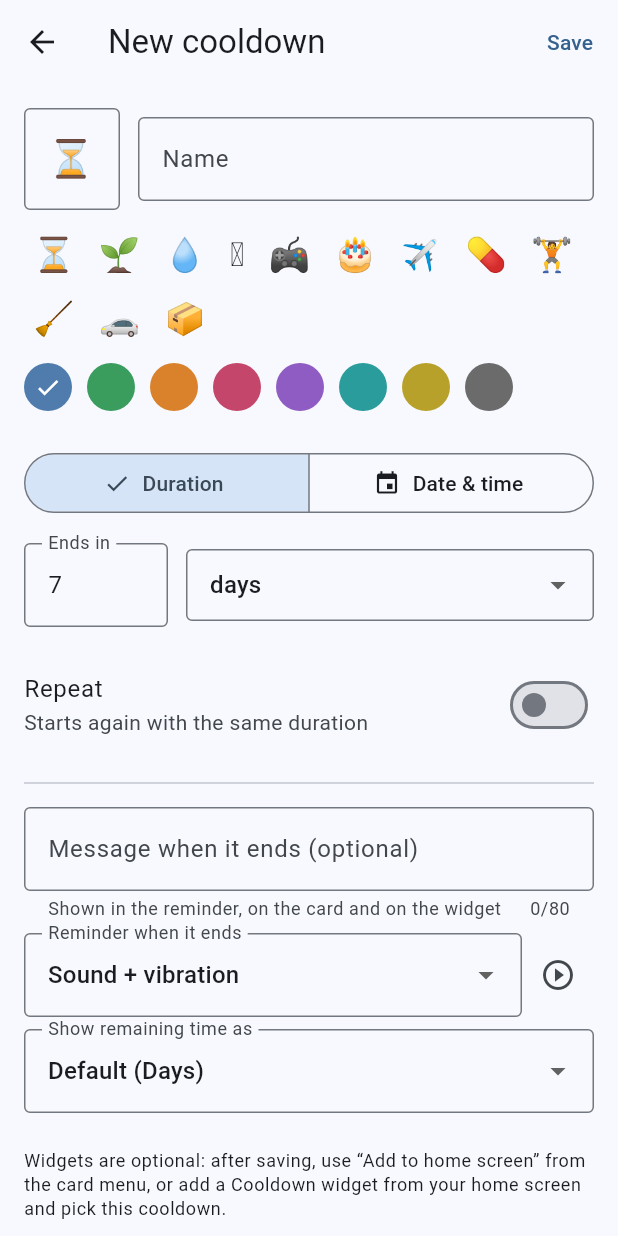
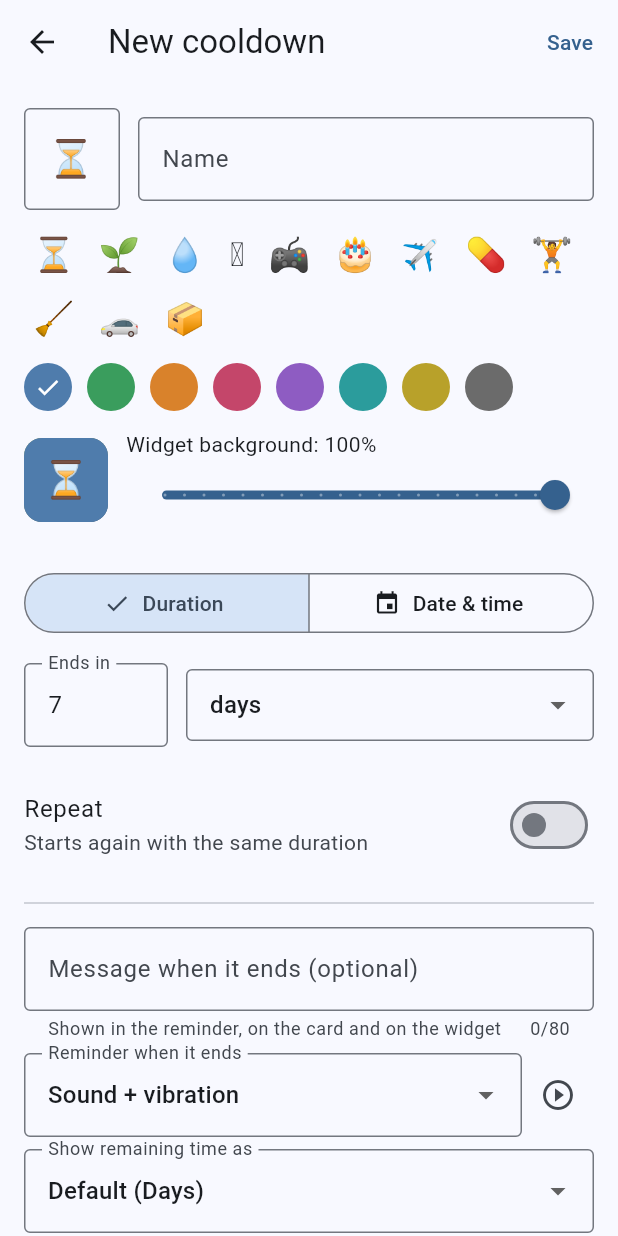
Before and after one commit to Berkan4/Cooldown, a Flutter app: the screen it shows after launch, after a tap on "New cooldown", on a phone screen of 412 x 824 dp. Run offline on Flutter 3.47's test engine with Material 3 defaults, Android fonts, the phone set to English and light mode, and no system bars; our stand-ins replace flutter_local_notifications, flutter_timezone, timezone; missing offline and left inert: home_widget; statements that could not run were skipped.

Commit message:
Add a widget transparency slider per cooldown
The editor gets a "Widget background" slider (0-100% in 5% steps) under
the colour picker, with a small preview over a sample wallpaper. The
widget background keeps the cooldown's colour and is drawn at that
opacity, down to fully transparent, on Android and iOS.

Widget text gets a soft shadow so it stays readable on a see-through
background. Stored as "widgetOpacity" in the shared JSON; older data
defaults to solid (1.0), so existing widgets look the same.

Co-Authored-By: Claude Opus 5.5 <noreply@anthropic.com>
Claude-Session: https://claude.ai/code/session_01TMDTHv6HEyGdTNWCXpsE3A

```diff
--- a/lib/models/cooldown.dart
+++ b/lib/models/cooldown.dart
@@ -69,6 +69,7 @@ class Cooldown {
     this.display,
     this.finishText = '',
     this.alert = AlertMode.soundAndVibrate,
+    this.widgetOpacity = 1.0,
   });
 
   final String id;
@@ -98,6 +99,9 @@ class Cooldown {
 
   /// Only used when [notify] is on.
   AlertMode alert;
+
+  /// Opacity of the widget background in its colour: 0 = fully transparent, 1 = solid.
+  double widgetOpacity;
 
   /// null = use the app-wide default.
   DisplayFormat? display;
@@ -195,6 +199,7 @@ class Cooldown {
         'display': display?.key ?? 'default',
         'finishText': finishText,
         'alert': alert.key,
+        'widgetOpacity': widgetOpacity,
       };
 
   factory Cooldown.fromJson(Map<String, dynamic> j) => Cooldown(
@@ -214,6 +219,7 @@ class Cooldown {
             : DisplayFormat.fromKey(j['display'] as String),
         finishText: j['finishText'] as String? ?? '',
         alert: AlertMode.fromKey(j['alert'] as String?),
+        widgetOpacity: ((j['widgetOpacity'] as num?)?.toDouble() ?? 1.0).clamp(0.0, 1.0),
       );
 
   static String encodeList(List<Cooldown> list) => jsonEncode(list.map((c) => c.toJson()).toList());
--- a/lib/screens/edit_screen.dart
+++ b/lib/screens/edit_screen.dart
@@ -41,6 +41,7 @@ class _EditScreenState extends State<EditScreen> {
   late final DateTime _originalDate;
 
   late int _color;
+  late double _widgetOpacity;
   late _Mode _mode;
   RepeatUnit _durUnit = RepeatUnit.days;
   late DateTime _date;
@@ -64,6 +65,7 @@ class _EditScreenState extends State<EditScreen> {
     _durValue = TextEditingController(text: '7');
     _repValue = TextEditingController(text: '${_base.repeats ? _base.repeatValue : 1}');
     _color = _base.color;
+    _widgetOpacity = _base.widgetOpacity;
     _mode = _isNew ? _Mode.duration : _Mode.date;
     _date = _base.currentEnd(now);
     _originalDate = _date;
@@ -157,6 +159,7 @@ class _EditScreenState extends State<EditScreen> {
       display: _display,
       finishText: _finishText.text.trim(),
       alert: _alert,
+      widgetOpacity: _widgetOpacity,
     );
     await widget.store.upsert(saved);
     if (mounted) Navigator.of(context).pop();
@@ -226,6 +229,27 @@ class _EditScreenState extends State<EditScreen> {
                     child: _color == col ? const Icon(Icons.check, size: 18, color: Colors.white) : null,
                   ),
                 ),
+            ],
+          ),
+          const SizedBox(height: 12),
+          Row(
+            children: [
+              _WidgetPreview(color: Color(_color), opacity: _widgetOpacity, emoji: _emoji.text),
+              const SizedBox(width: 12),
+              Expanded(
+                child: Column(
+                  crossAxisAlignment: CrossAxisAlignment.start,
+                  children: [
+                    Text('Widget background: ${(_widgetOpacity * 100).round()}%', style: theme.textTheme.bodyMedium),
+                    Slider(
+                      value: _widgetOpacity,
+                      divisions: 20,
+                      label: '${(_widgetOpacity * 100).round()}%',
+                      onChanged: (v) => setState(() => _widgetOpacity = v),
+                    ),
+                  ],
+                ),
+              ),
             ],
           ),
           const SizedBox(height: 24),
@@ -383,3 +407,34 @@ class _EditScreenState extends State<EditScreen> {
     );
   }
 }
+
+/// The widget's background over a sample "wallpaper", to show the chosen transparency.
+class _WidgetPreview extends StatelessWidget {
+  const _WidgetPreview({required this.color, required this.opacity, required this.emoji});
+
+  final Color color;
+  final double opacity;
+  final String emoji;
+
+  @override
+  Widget build(BuildContext context) {
+    final radius = BorderRadius.circular(12);
+    return Container(
+      width: 56,
+      height: 56,
+      decoration: BoxDecoration(
+        borderRadius: radius,
+        gradient: const LinearGradient(
+          begin: Alignment.topLeft,
+          end: Alignment.bottomRight,
+          colors: [Color(0xFF8A9A5B), Color(0xFF35506B)],
+        ),
+      ),
+      child: Container(
+        decoration: BoxDecoration(borderRadius: radius, color: color.withValues(alpha: opacity)),
+        alignment: Alignment.center,
+        child: Text(emoji.trim().isEmpty ? '⏳' : emoji.trim(), style: const TextStyle(fontSize: 24)),
+      ),
+    );
+  }
+}
```
Also changed, not shown: 10 other files.
